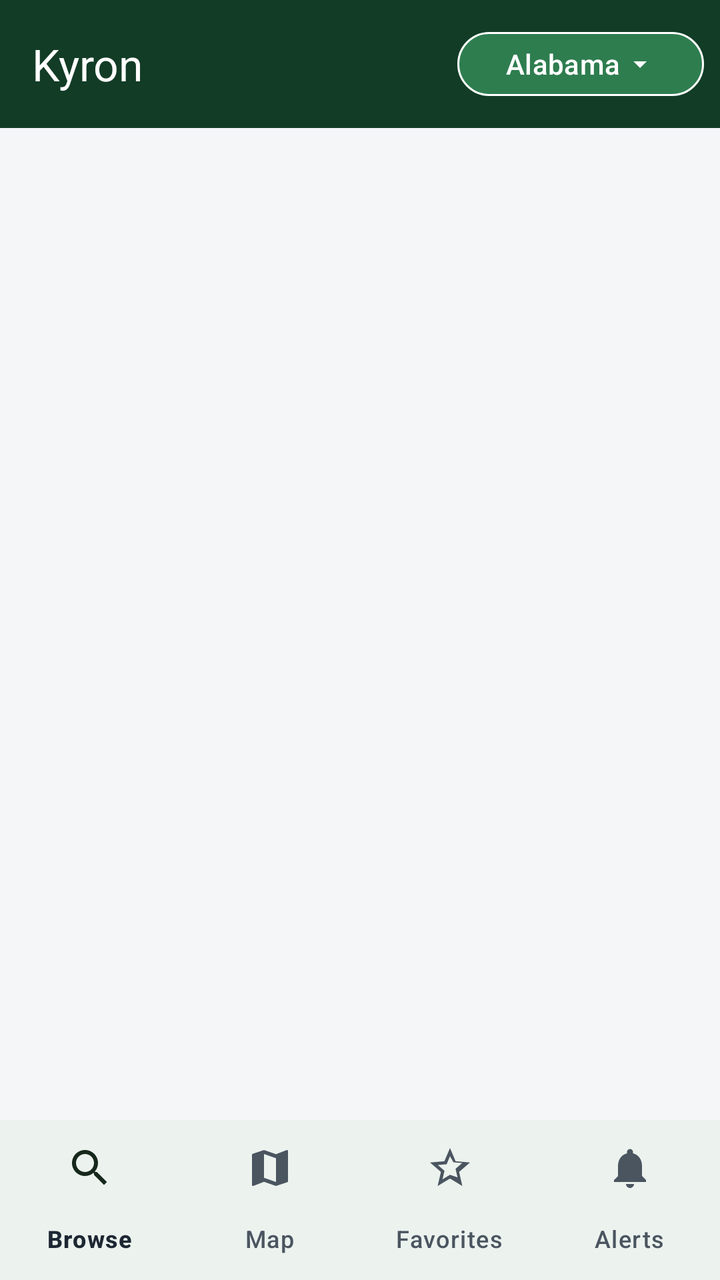
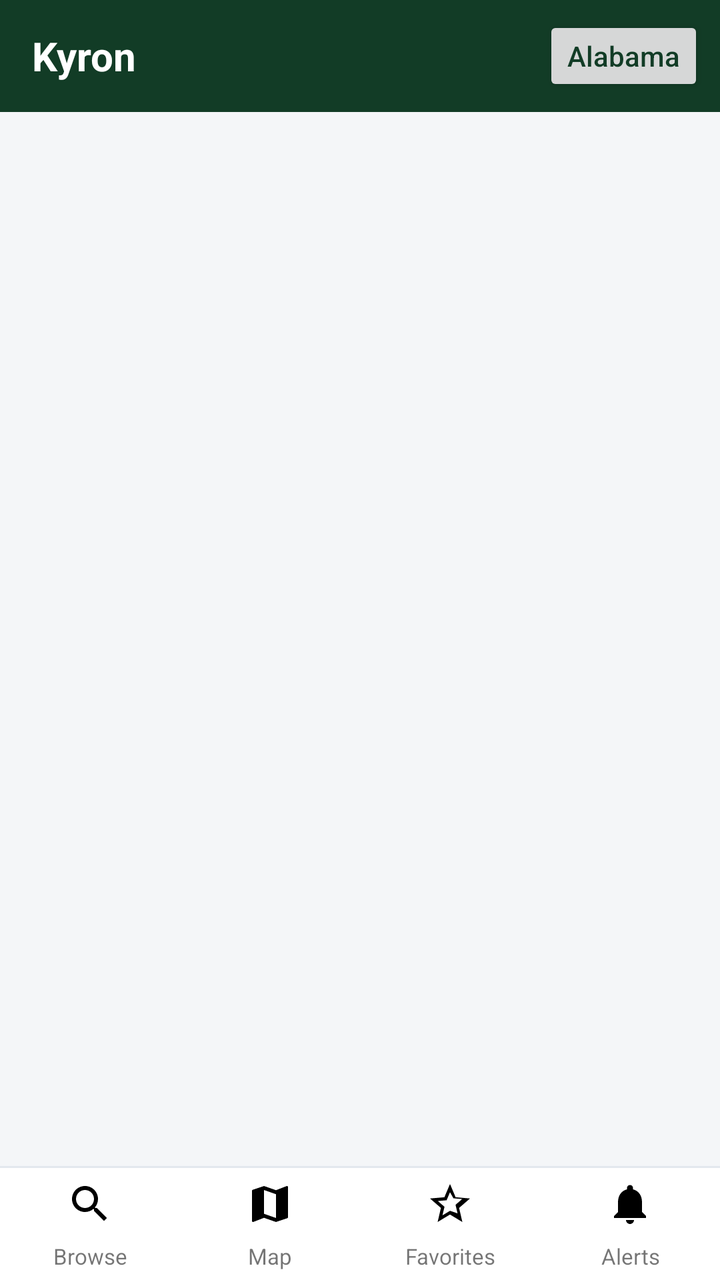

An Android layout rendered at two revisions. The XML below is the earlier revision; the diff shows what the commit changed to produce the second picture.
<!-- AndroidManifest.xml: application theme Theme.Kyron -->
<!-- res/layout/activity_main.xml -->
<?xml version="1.0" encoding="utf-8"?>
<LinearLayout xmlns:android="http://schemas.android.com/apk/res/android"
    xmlns:app="http://schemas.android.com/apk/res-auto"
    android:layout_width="match_parent"
    android:layout_height="match_parent"
    android:orientation="vertical"
    android:background="@color/bg">

    <com.google.android.material.appbar.MaterialToolbar
        android:id="@+id/toolbar"
        android:layout_width="match_parent"
        android:layout_height="?attr/actionBarSize"
        android:background="@color/kyron_dark"
        app:title="Kyron"
        app:titleTextColor="#FFFFFF">

        
        <com.google.android.material.button.MaterialButton
            android:id="@+id/region_chip"
            style="@style/Widget.Material3.Button.OutlinedButton"
            android:layout_width="wrap_content"
            android:layout_height="40dp"
            android:layout_gravity="end"
            android:layout_marginEnd="8dp"
            android:minWidth="0dp"
            android:text="Alabama"
            android:textColor="#FFFFFF"
            app:backgroundTint="#2E7D4F"
            app:cornerRadius="20dp"
            app:icon="@drawable/ic_arrow_drop_down"
            app:iconGravity="textEnd"
            app:iconPadding="2dp"
            app:iconSize="16dp"
            app:iconTint="#FFFFFF"
            app:strokeColor="#FFFFFF" />
    </com.google.android.material.appbar.MaterialToolbar>

    <FrameLayout
        android:id="@+id/container"
        android:layout_width="match_parent"
        android:layout_height="0dp"
        android:layout_weight="1" />

    <com.google.android.material.bottomnavigation.BottomNavigationView
        android:id="@+id/bottom_nav"
        android:layout_width="match_parent"
        android:layout_height="wrap_content"
        android:background="#FFFFFF"
        app:labelVisibilityMode="labeled"
        app:menu="@menu/bottom_nav" />
</LinearLayout>
<!-- resources referenced by this layout -->
<resources>
  <color name="bg">#F4F6F8</color>
  <color name="kyron_dark">#123C26</color>
  <!-- drawable ic_arrow_drop_down (drawable) -->
  <?xml version="1.0" encoding="utf-8"?>
  <vector xmlns:android="http://schemas.android.com/apk/res/android"
      android:width="24dp" android:height="24dp"
      android:viewportWidth="24" android:viewportHeight="24">
      <path android:fillColor="#FF000000" android:pathData="M7,10l5,5 5,-5z"/>
  </vector>
  <style name="Theme.Kyron" parent="Theme.Material3.Light.NoActionBar">
          <item name="colorPrimary">#1E6B38</item>
          <item name="colorOnPrimary">#FFFFFF</item>
          <item name="colorPrimaryContainer">#CDEBD2</item>
          <item name="colorOnPrimaryContainer">#0A2A16</item>
          <item name="colorSecondary">#4F6353</item>
          <item name="colorOnSecondary">#FFFFFF</item>
          <item name="colorSecondaryContainer">#DAE7DB</item>
          <item name="colorOnSecondaryContainer">#16281B</item>
          <item name="colorTertiary">#2F5D62</item>
          <item name="colorOnTertiary">#FFFFFF</item>
          <item name="colorError">#B3261E</item>
          <item name="colorOnError">#FFFFFF</item>
          <item name="colorSurface">#FFFFFF</item>
          <item name="colorOnSurface">#1D2733</item>
          <item name="colorSurfaceVariant">#E7EDE9</item>
          <item name="colorOnSurfaceVariant">#4A5560</item>
          <item name="colorOutline">#8A97A5</item>
          <item name="android:colorBackground">#F4F6F8</item>
          <item name="android:statusBarColor">#123C26</item>
          <item name="android:windowLightStatusBar">false</item>
          <item name="android:navigationBarColor">#FFFFFF</item>
          <item name="android:windowLightNavigationBar">true</item>
      </style>
</resources>

<!-- the commit's change to res/layout/activity_main.xml (unified diff, before → after) -->
@@ -1,39 +1,41 @@
 <?xml version="1.0" encoding="utf-8"?>
 <LinearLayout xmlns:android="http://schemas.android.com/apk/res/android"
-    xmlns:app="http://schemas.android.com/apk/res-auto"
     android:layout_width="match_parent"
     android:layout_height="match_parent"
     android:orientation="vertical"
     android:background="@color/bg">
 
-    <com.google.android.material.appbar.MaterialToolbar
-        android:id="@+id/toolbar"
+    
+    <LinearLayout
         android:layout_width="match_parent"
-        android:layout_height="?attr/actionBarSize"
+        android:layout_height="56dp"
         android:background="@color/kyron_dark"
-        app:title="Kyron"
-        app:titleTextColor="#FFFFFF">
+        android:gravity="center_vertical"
+        android:orientation="horizontal"
+        android:paddingStart="16dp"
+        android:paddingEnd="8dp">
+
+        <TextView
+            android:layout_width="0dp"
+            android:layout_height="wrap_content"
+            android:layout_weight="1"
+            android:text="Kyron"
+            android:textColor="#FFFFFF"
+            android:textSize="20sp"
+            android:textStyle="bold" />
 
         
-        <com.google.android.material.button.MaterialButton
+        <Button
             android:id="@+id/region_chip"
-            style="@style/Widget.Material3.Button.OutlinedButton"
             android:layout_width="wrap_content"
             android:layout_height="40dp"
-            android:layout_gravity="end"
-            android:layout_marginEnd="8dp"
             android:minWidth="0dp"
+            android:paddingStart="12dp"
+            android:paddingEnd="12dp"
             android:text="Alabama"
-            android:textColor="#FFFFFF"
-            app:backgroundTint="#2E7D4F"
-            app:cornerRadius="20dp"
-            app:icon="@drawable/ic_arrow_drop_down"
-            app:iconGravity="textEnd"
-            app:iconPadding="2dp"
-            app:iconSize="16dp"
-            app:iconTint="#FFFFFF"
-            app:strokeColor="#FFFFFF" />
-    </com.google.android.material.appbar.MaterialToolbar>
+            android:textAllCaps="false"
+            android:textColor="@color/kyron_dark" />
+    </LinearLayout>
 
     <FrameLayout
         android:id="@+id/container"
@@ -41,11 +43,64 @@
         android:layout_height="0dp"
         android:layout_weight="1" />
 
-    <com.google.android.material.bottomnavigation.BottomNavigationView
-        android:id="@+id/bottom_nav"
+    <View
         android:layout_width="match_parent"
-        android:layout_height="wrap_content"
+        android:layout_height="1dp"
+        android:background="@color/line" />
+
+    
+    <LinearLayout
+        android:layout_width="match_parent"
+        android:layout_height="56dp"
         android:background="#FFFFFF"
-        app:labelVisibilityMode="labeled"
-        app:menu="@menu/bottom_nav" />
+        android:orientation="horizontal">
+
+        <TextView
+            android:id="@+id/tab_browse"
+            android:layout_width="0dp"
+            android:layout_height="match_parent"
+            android:layout_weight="1"
+            android:drawableTop="@drawable/ic_search"
+            android:drawablePadding="2dp"
+            android:gravity="center"
+            android:paddingTop="6dp"
+            android:text="@string/nav_browse"
+            android:textSize="11sp" />
+
+        <TextView
+            android:id="@+id/tab_map"
+            android:layout_width="0dp"
+            android:layout_height="match_parent"
+            android:layout_weight="1"
+            android:drawableTop="@drawable/ic_map"
+            android:drawablePadding="2dp"
+            android:gravity="center"
+            android:paddingTop="6dp"
+            android:text="@string/nav_map"
+            android:textSize="11sp" />
+
+        <TextView
+            android:id="@+id/tab_favorites"
+            android:layout_width="0dp"
+            android:layout_height="match_parent"
+            android:layout_weight="1"
+            android:drawableTop="@drawable/ic_star_border"
+            android:drawablePadding="2dp"
+            android:gravity="center"
+            android:paddingTop="6dp"
+            android:text="@string/nav_favorites"
+            android:textSize="11sp" />
+
+        <TextView
+            android:id="@+id/tab_alerts"
+            android:layout_width="0dp"
+            android:layout_height="match_parent"
+            android:layout_weight="1"
+            android:drawableTop="@drawable/ic_notifications"
+            android:drawablePadding="2dp"
+            android:gravity="center"
+            android:paddingTop="6dp"
+            android:text="@string/nav_alerts"
+            android:textSize="11sp" />
+    </LinearLayout>
 </LinearLayout>
<!-- resource entries referenced after the edit -->
@@ -2,31 +2,43 @@
 <resources>
   <color name="bg">#F4F6F8</color>
   <color name="kyron_dark">#123C26</color>
-  <!-- drawable ic_arrow_drop_down (drawable) -->
+  <color name="line">#E3E8EE</color>
+  <!-- drawable ic_map (drawable) -->
   <?xml version="1.0" encoding="utf-8"?>
   <vector xmlns:android="http://schemas.android.com/apk/res/android"
       android:width="24dp" android:height="24dp"
       android:viewportWidth="24" android:viewportHeight="24">
-      <path android:fillColor="#FF000000" android:pathData="M7,10l5,5 5,-5z"/>
+      <path android:fillColor="#FF000000" android:pathData="M20.5,3l-0.16,0.03L15,5.1 9,3 3.36,4.9c-0.21,0.07 -0.36,0.25 -0.36,0.48V20.5c0,0.28 0.22,0.5 0.5,0.5l0.16,-0.03L9,18.9l6,2.1 5.64,-1.9c0.21,-0.07 0.36,-0.25 0.36,-0.48V3.5c0,-0.28 -0.22,-0.5 -0.5,-0.5zM15,19l-6,-2.11V5l6,2.11V19z"/>
   </vector>
-  <style name="Theme.Kyron" parent="Theme.Material3.Light.NoActionBar">
+  <!-- drawable ic_notifications (drawable) -->
+  <?xml version="1.0" encoding="utf-8"?>
+  <vector xmlns:android="http://schemas.android.com/apk/res/android"
+      android:width="24dp" android:height="24dp"
+      android:viewportWidth="24" android:viewportHeight="24">
+      <path android:fillColor="#FF000000" android:pathData="M12,22c1.1,0 2,-0.9 2,-2h-4c0,1.1 0.9,2 2,2zM18,16v-5c0,-3.07 -1.63,-5.64 -4.5,-6.32L13.5,4c0,-0.83 -0.67,-1.5 -1.5,-1.5s-1.5,0.67 -1.5,1.5v0.68C7.64,5.36 6,7.92 6,11v5l-2,2v1h16v-1l-2,-2z"/>
+  </vector>
+  <!-- drawable ic_search (drawable) -->
+  <?xml version="1.0" encoding="utf-8"?>
+  <vector xmlns:android="http://schemas.android.com/apk/res/android"
+      android:width="24dp" android:height="24dp"
+      android:viewportWidth="24" android:viewportHeight="24">
+      <path android:fillColor="#FF000000" android:pathData="M15.5,14h-0.79l-0.28,-0.27C15.41,12.59 16,11.11 16,9.5 16,5.91 13.09,3 9.5,3S3,5.91 3,9.5 5.91,16 9.5,16c1.61,0 3.09,-0.59 4.23,-1.57l0.27,0.28v0.79l5,4.99L20.49,19l-4.99,-5zM9.5,14C7.01,14 5,11.99 5,9.5S7.01,5 9.5,5 14,7.01 14,9.5 11.99,14 9.5,14z"/>
+  </vector>
+  <!-- drawable ic_star_border (drawable) -->
+  <?xml version="1.0" encoding="utf-8"?>
+  <vector xmlns:android="http://schemas.android.com/apk/res/android"
+      android:width="24dp" android:height="24dp"
+      android:viewportWidth="24" android:viewportHeight="24">
+      <path android:fillColor="#FF000000" android:pathData="M22,9.24l-7.19,-0.62L12,2 9.19,8.63 2,9.24l5.46,4.73L5.82,21 12,17.27 18.18,21l-1.63,-7.03L22,9.24zM12,15.4l-3.76,2.27 1,-4.28 -3.32,-2.88 4.38,-0.38L12,6.1l1.71,3.04 4.38,0.38 -3.32,2.88 1,4.28L12,15.4z"/>
+  </vector>
+  <string name="nav_alerts">Alerts</string>
+  <string name="nav_browse">Browse</string>
+  <string name="nav_favorites">Favorites</string>
+  <string name="nav_map">Map</string>
+  <style name="Theme.Kyron" parent="Theme.AppCompat.Light.NoActionBar">
           <item name="colorPrimary">#1E6B38</item>
-          <item name="colorOnPrimary">#FFFFFF</item>
-          <item name="colorPrimaryContainer">#CDEBD2</item>
-          <item name="colorOnPrimaryContainer">#0A2A16</item>
-          <item name="colorSecondary">#4F6353</item>
-          <item name="colorOnSecondary">#FFFFFF</item>
-          <item name="colorSecondaryContainer">#DAE7DB</item>
-          <item name="colorOnSecondaryContainer">#16281B</item>
-          <item name="colorTertiary">#2F5D62</item>
-          <item name="colorOnTertiary">#FFFFFF</item>
-          <item name="colorError">#B3261E</item>
-          <item name="colorOnError">#FFFFFF</item>
-          <item name="colorSurface">#FFFFFF</item>
-          <item name="colorOnSurface">#1D2733</item>
-          <item name="colorSurfaceVariant">#E7EDE9</item>
-          <item name="colorOnSurfaceVariant">#4A5560</item>
-          <item name="colorOutline">#8A97A5</item>
+          <item name="colorPrimaryDark">#123C26</item>
+          <item name="colorAccent">#2E7D4F</item>
           <item name="android:colorBackground">#F4F6F8</item>
           <item name="android:statusBarColor">#123C26</item>
           <item name="android:windowLightStatusBar">false</item>
